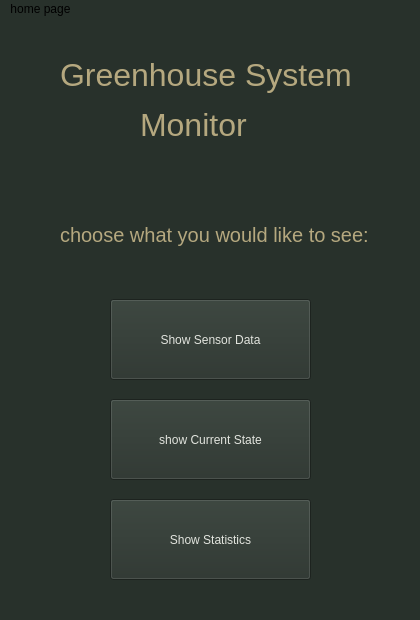
Old version of the form src/gui/gui/home.ui in the repository sama-samy-ameen/smart_greenhouse_ros2.
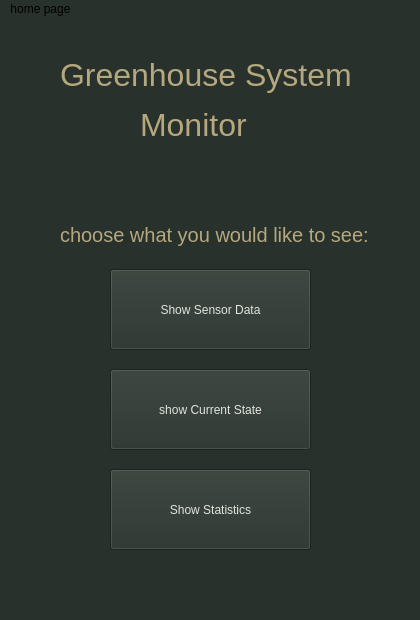
New version of the form.

The edit to the form file:
```diff
--- a/src/gui/gui/home.ui
+++ b/src/gui/gui/home.ui
@@ -77,7 +77,7 @@
     <property name="geometry">
      <rect>
       <x>110</x>
-      <y>280</y>
+      <y>250</y>
       <width>201</width>
       <height>81</height>
      </rect>
@@ -94,7 +94,7 @@
     <property name="geometry">
      <rect>
       <x>110</x>
-      <y>480</y>
+      <y>450</y>
       <width>201</width>
       <height>81</height>
      </rect>
@@ -111,7 +111,7 @@
     <property name="geometry">
      <rect>
       <x>110</x>
-      <y>380</y>
+      <y>350</y>
       <width>201</width>
       <height>81</height>
      </rect>
```
